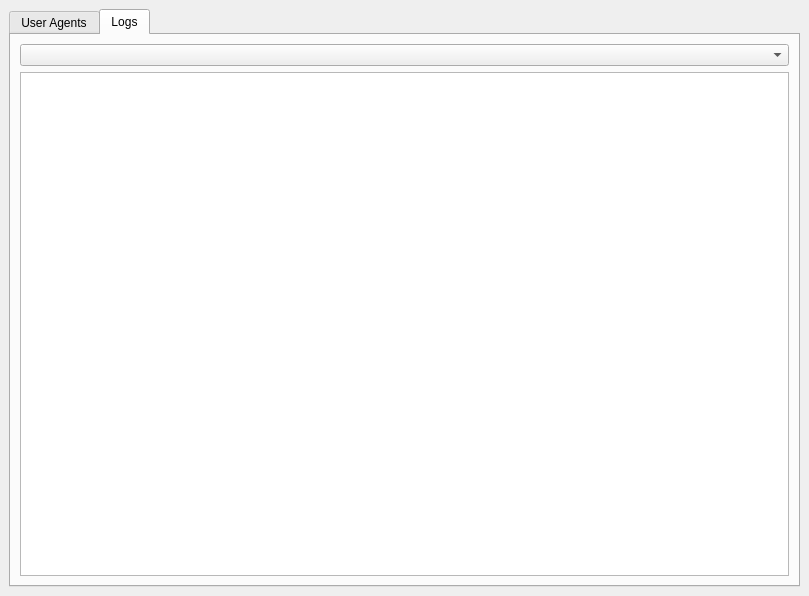
First picture: the form in ui/main_window.ui, repository glebzlat/multisip, before the edit.
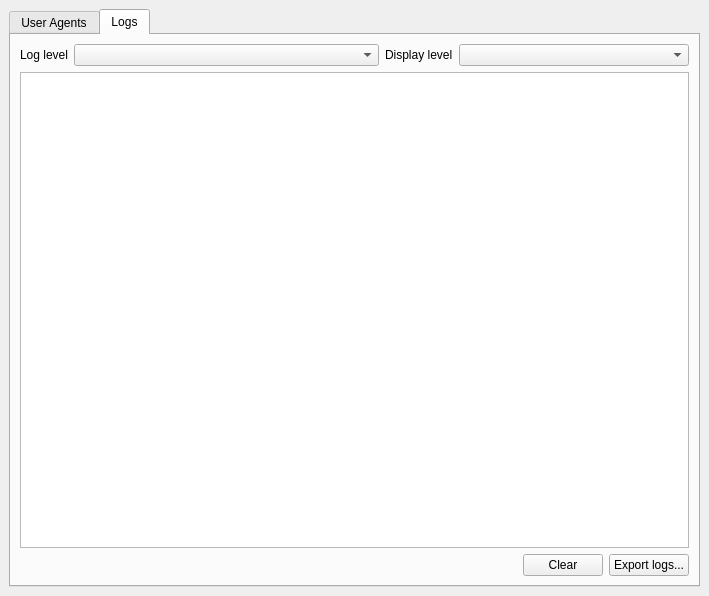
Second picture: the form after the edit. The open tabs and pages were chosen to show the change.

Patch:
```diff
--- a/ui/main_window.ui
+++ b/ui/main_window.ui
@@ -6,7 +6,7 @@
    <rect>
     <x>0</x>
     <y>0</y>
-    <width>809</width>
+    <width>709</width>
     <height>596</height>
    </rect>
   </property>
@@ -238,7 +238,53 @@
        </attribute>
        <layout class="QVBoxLayout" name="verticalLayout_2">
         <item>
-         <widget class="QComboBox" name="userAgentSelector"/>
+         <layout class="QHBoxLayout" name="horizontalLayout_5">
+          <item>
+           <layout class="QHBoxLayout" name="horizontalLayout_2">
+            <item>
+             <widget class="QLabel" name="logLevelLabel">
+              <property name="layoutDirection">
+               <enum>Qt::LayoutDirection::LeftToRight</enum>
+              </property>
+              <property name="text">
+               <string>Log level</string>
+              </property>
+             </widget>
+            </item>
+            <item>
+             <widget class="QComboBox" name="logLevelSelector">
+              <property name="sizePolicy">
+               <sizepolicy hsizetype="Expanding" vsizetype="Fixed">
+                <horstretch>0</horstretch>
+                <verstretch>0</verstretch>
+               </sizepolicy>
+              </property>
+             </widget>
+            </item>
+            <item>
+             <layout class="QHBoxLayout" name="horizontalLayout_3">
+              <item>
+               <widget class="QLabel" name="displayLevelLabel">
+                <property name="text">
+                 <string>Display level</string>
+                </property>
+               </widget>
+              </item>
+              <item>
+               <widget class="QComboBox" name="displayLevelSelector">
+                <property name="sizePolicy">
+                 <sizepolicy hsizetype="MinimumExpanding" vsizetype="Fixed">
+                  <horstretch>0</horstretch>
+                  <verstretch>0</verstretch>
+                 </sizepolicy>
+                </property>
+               </widget>
+              </item>
+             </layout>
+            </item>
+           </layout>
+          </item>
+         </layout>
         </item>
         <item>
          <widget class="QPlainTextEdit" name="logValue">
@@ -255,6 +301,49 @@
           </property>
          </widget>
         </item>
+        <item>
+         <layout class="QHBoxLayout" name="horizontalLayout_4">
+          <item>
+           <spacer name="horizontalSpacer">
+            <property name="orientation">
+             <enum>Qt::Orientation::Horizontal</enum>
+            </property>
+            <property name="sizeHint" stdset="0">
+             <size>
+              <width>40</width>
+              <height>20</height>
+             </size>
+            </property>
+           </spacer>
+          </item>
+          <item>
+           <widget class="QPushButton" name="clearLogsButton">
+            <property name="sizePolicy">
+             <sizepolicy hsizetype="Fixed" vsizetype="Fixed">
+              <horstretch>0</horstretch>
+              <verstretch>0</verstretch>
+             </sizepolicy>
+            </property>
+            <property name="text">
+             <string>Clear</string>
+            </property>
+           </widget>
+          </item>
+          <item>
+           <widget class="QPushButton" name="exportLogsButton">
+            <property name="sizePolicy">
+             <sizepolicy hsizetype="Fixed" vsizetype="Fixed">
+              <horstretch>0</horstretch>
+              <verstretch>0</verstretch>
+             </sizepolicy>
+            </property>
+            <property name="text">
+             <string>Export logs...</string>
+            </property>
+           </widget>
+          </item>
+         </layout>
+        </item>
        </layout>
       </widget>
      </widget>
```
Left out of the diff: 8 changed lines with no effect on the pictures.
